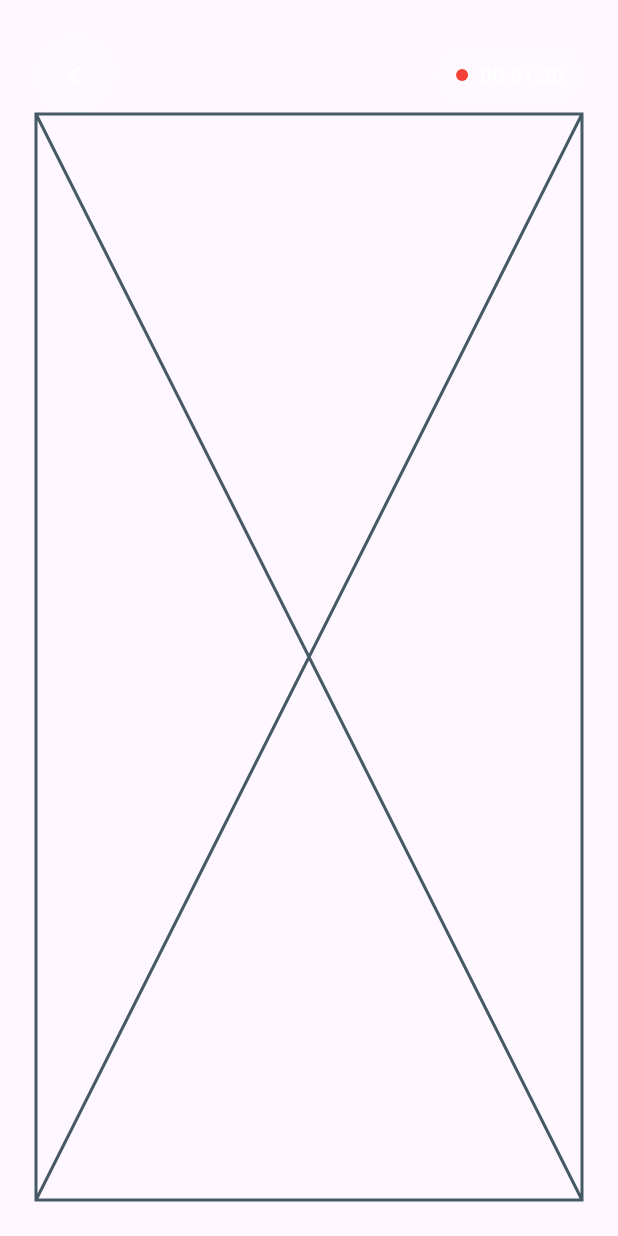
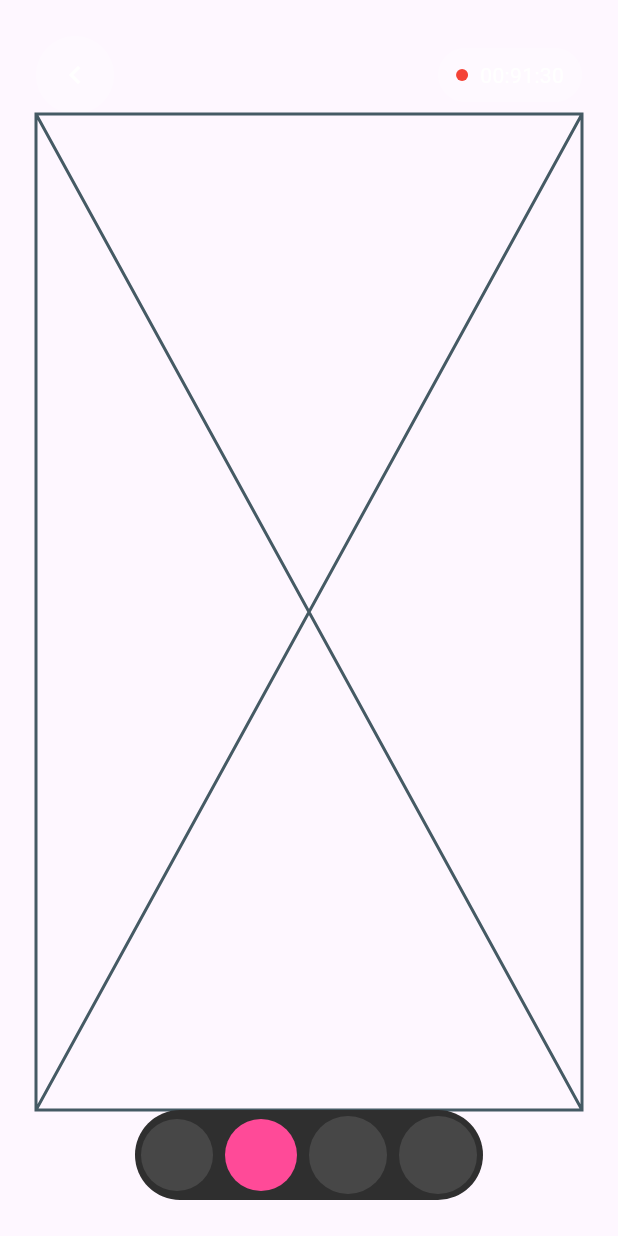
Before and after one commit to JAICHANGPARK/flutter_notebook_chapter_43, a Flutter app: the AiVideoDetailPage screen opened directly, on a phone screen of 412 x 824 dp. Run offline on Flutter 3.47's test engine with Material 3 defaults, Android fonts, the phone set to English and light mode, and no system bars; our stand-ins replace gap, hugeicons, percent_indicator.

Commit message:
Update ai_video_detail_page.dart

```diff
--- a/lib/ep2181_ai_video_chat_app/ui/ai_video_detail_page.dart
+++ b/lib/ep2181_ai_video_chat_app/ui/ai_video_detail_page.dart
@@ -52,6 +52,35 @@ class _AiVideoDetailPageState extends State<AiVideoDetailPage> {
               Expanded(
                 child: Placeholder(),
               ),
+              Container(
+                decoration: ShapeDecoration(
+                  shape: StadiumBorder(),
+                  color: Color.fromRGBO(47, 47, 47, 1),
+                ),
+                padding: EdgeInsets.all(4),
+                child: Row(
+                  mainAxisSize: MainAxisSize.min,
+                  spacing: 8,
+                  children: [
+                    CircleAvatar(
+                      radius: 24,
+                      backgroundColor: Color.fromRGBO(71, 71, 71, 1),
+                    ),
+                    CircleAvatar(
+                      radius: 24,
+                      backgroundColor: Color.fromRGBO(255, 74, 152, 1),
+                    ),
+                    CircleAvatar(
+                      radius: 26,
+                      backgroundColor: Color.fromRGBO(71, 71, 71, 1),
+                    ),
+                    CircleAvatar(
+                      radius: 26,
+                      backgroundColor: Color.fromRGBO(71, 71, 71, 1),
+                    ),
+                  ],
+                ),
+              )
             ],
           ),
         ),
```
